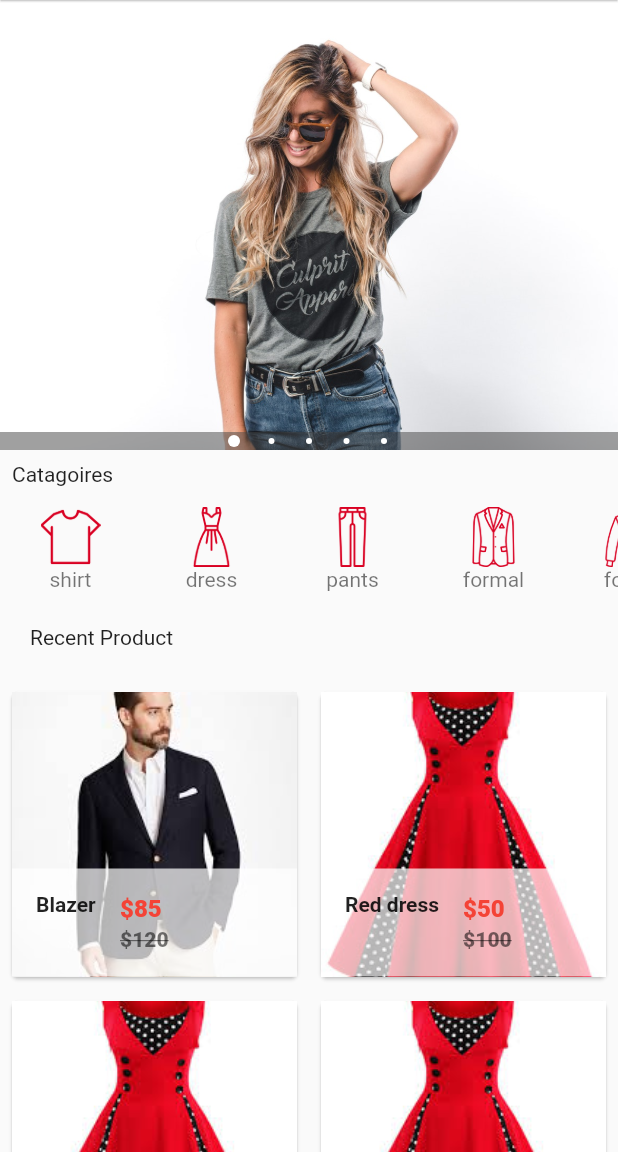
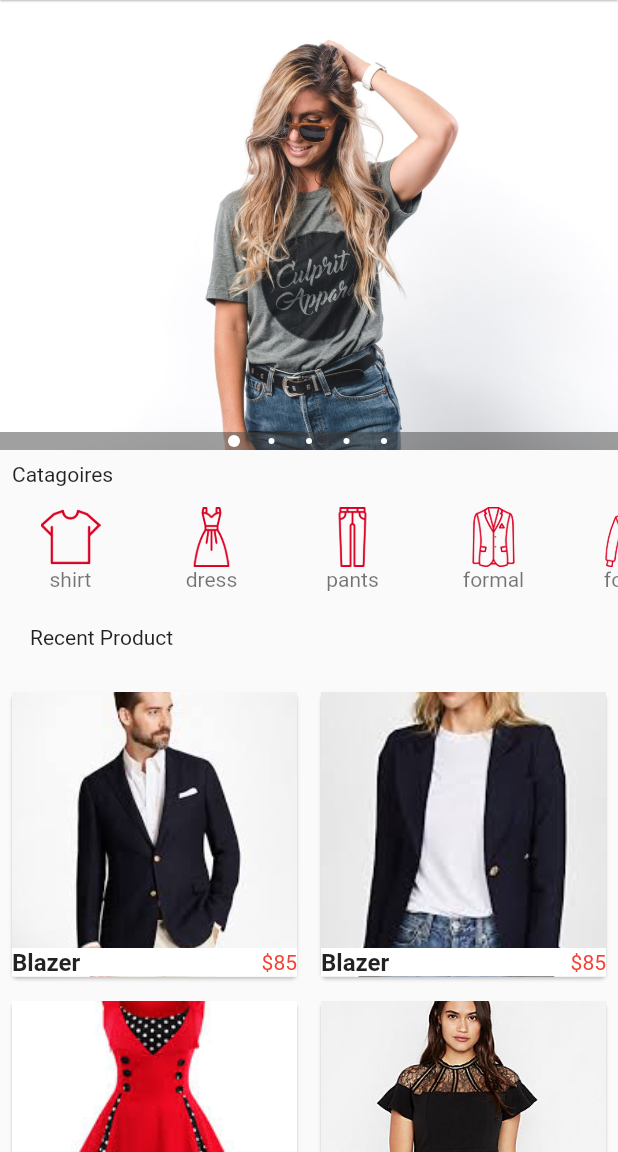
Before and after one commit to syedali909/flutter_ecommerce_app, a Flutter app: the screen it shows after launch, on a phone screen of 412 x 824 dp, the part 84-1236 px from its top. Run offline on Flutter 3.47's test engine with Material 2 defaults, Android fonts, the phone set to English and light mode, and no system bars; drawn by our look-alikes of carousel_pro; missing offline and left inert: dart:ffi.

Commit message:
5rd Commit

```diff
--- a/lib/HomePage.dart
+++ b/lib/HomePage.dart
@@ -4,6 +4,7 @@ import 'package:flutter/material.dart';
 import 'package:carousel_pro/carousel_pro.dart';
 import 'package:flutter_ecommerce_app/component/Horzontal_List.dart';
 import 'package:flutter_ecommerce_app/component/Product.dart';
+import 'package:flutter_ecommerce_app/pages/cart.dart';
 
 
 
@@ -41,7 +42,9 @@ class _HomePageState extends State<HomePage> {
             title: Text("FashApp"),
             actions: <Widget>[
                IconButton(icon: Icon(Icons.search,color: Colors.white,), onPressed: null),
-              IconButton(icon: Icon(Icons.shopping_cart,color: Colors.white,), onPressed: null)
+              IconButton(icon: Icon(Icons.shopping_cart,color: Colors.white,), onPressed: (){
+                Navigator.push(context, MaterialPageRoute(builder:(context) => Cart() ));
+              })
 
             ],
 
--- a/lib/component/Product.dart
+++ b/lib/component/Product.dart
@@ -17,10 +17,10 @@ class _ProductState extends State<Product> {
       "price": 85,
     },
     {
-      "name": "Red dress",
-      "picture": "images/products/dress1.jpeg",
-      "old_price": 100,
-      "price": 50,
+      "name": "Blazer",
+      "picture": "images/products/blazer2.jpeg",
+      "old_price": 120,
+      "price": 85,
     },
     {
       "name": "Red dress",
@@ -30,25 +30,49 @@ class _ProductState extends State<Product> {
     },
     {
       "name": "Red dress",
-      "picture": "images/products/dress1.jpeg",
+      "picture": "images/products/dress2.jpeg",
       "old_price": 100,
       "price": 50,
     },
     {
       "name": "Red dress",
-      "picture": "images/products/dress1.jpeg",
+      "picture": "images/products/hills1.jpeg",
       "old_price": 100,
       "price": 50,
     },
     {
       "name": "Red dress",
-      "picture": "images/products/dress1.jpeg",
+      "picture": "images/products/hills2.jpeg",
       "old_price": 100,
       "price": 50,
     },
     {
       "name": "Red dress",
-      "picture": "images/products/dress1.jpeg",
+      "picture": "images/products/pants1.jpg",
+      "old_price": 100,
+      "price": 50,
+    },
+    {
+      "name": "Red dress",
+      "picture": "images/products/pants2.jpeg",
+      "old_price": 100,
+      "price": 50,
+    },
+    {
+      "name": "Red dress",
+      "picture": "images/products/skt1.jpeg",
+      "old_price": 100,
+      "price": 50,
+    },
+    {
+      "name": "Red dress",
+      "picture": "images/products/shoe1.jpg",
+      "old_price": 100,
+      "price": 50,
+    },
+    {
+      "name": "Red dress",
+      "picture": "images/products/skt2.jpeg",
       "old_price": 100,
       "price": 50,
     }
@@ -99,25 +123,14 @@ class Single_Product extends StatelessWidget {
               ))),
               child: GridTile(
                   footer: Container(
-                    color: Colors.white70,
-                    child: ListTile(
-                      leading: Text(
-                        prod_name,
-                        style: TextStyle(fontWeight: FontWeight.bold),
-                      ),
-                      title: Text(
-                        "\$$prod_price",
-                        style: TextStyle(
-                            color: Colors.red, fontWeight: FontWeight.w800),
-                      ),
-                      subtitle: Text(
-                        "\$$prod_old_price",
-                        style: TextStyle(
-                            color: Colors.black54,
-                            fontWeight: FontWeight.w800,
-                            decoration
-                                :TextDecoration.lineThrough),
-                      ),
+                    color: Colors.white,
+                    child: Row(
+                        children: <Widget>[
+                          Expanded(
+                            child: Text(prod_name,style: TextStyle(fontWeight: FontWeight.bold,fontSize: 16.0),),
+                          ),
+                          Text("\$${prod_price}",style: TextStyle(color: Colors.red),)
+                        ],
                     ),
                   ),
                   child: Image.asset(
```
Also changed, not shown: lib/Product_detail.dart (+159 -4 lines), lib/pages/cart.dart (added, +42 -0 lines), pubspec.yaml (+10 -0 lines).
